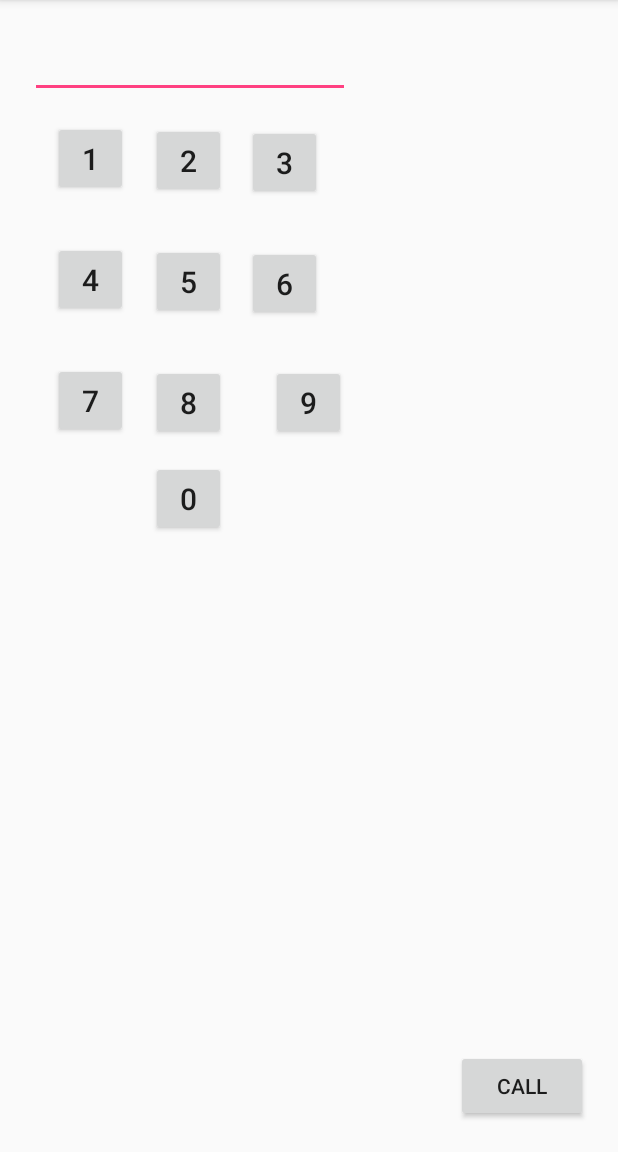
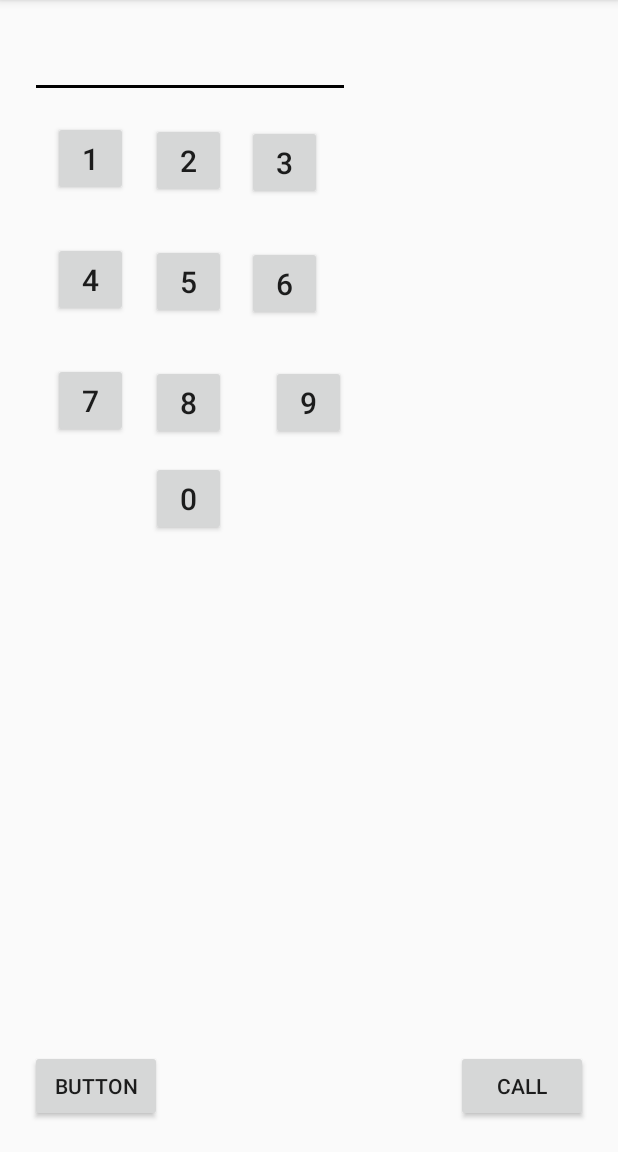
Before and after one commit to Mmarta19/4-FakePhone, an Android app: the screen it shows after launch (FakePhoneActivity), on a phone screen of 412 x 824 dp, the part 84-1236 px from its top. Run offline under Robolectric (Android 15) with nearby library versions, the phone set to English and light mode, and no system bars.

Commit message:
He cambiat els colors primaris del Layout

```diff
--- a/app/src/main/res/layout/activity_fake_phone.xml
+++ b/app/src/main/res/layout/activity_fake_phone.xml
@@ -163,4 +163,13 @@
         android:layout_alignLeft="@+id/btn8"
         android:layout_alignStart="@+id/btn8" />
 
+    <Button
+        android:id="@+id/btn_delete"
+        android:layout_width="wrap_content"
+        android:layout_height="wrap_content"
+        android:layout_alignParentBottom="true"
+        android:layout_alignParentLeft="true"
+        android:layout_alignParentStart="true"
+        android:text="Button" />
+
 </RelativeLayout>
--- a/app/src/main/res/values/colors.xml
+++ b/app/src/main/res/values/colors.xml
@@ -1,6 +1,6 @@
 <?xml version="1.0" encoding="utf-8"?>
 <resources>
     <color name="colorPrimary">#3F51B5</color>
-    <color name="colorPrimaryDark">#303F9F</color>
-    <color name="colorAccent">#FF4081</color>
+    <color name="colorPrimaryDark">#45ce60</color>
+    <color name="colorAccent">#000000</color>
 </resources>
```
Also changed, not shown: app/src/main/java/edu/upc/eseiaat/pma/fakephone/FakePhoneActivity.java (line endings or trailing spaces).
